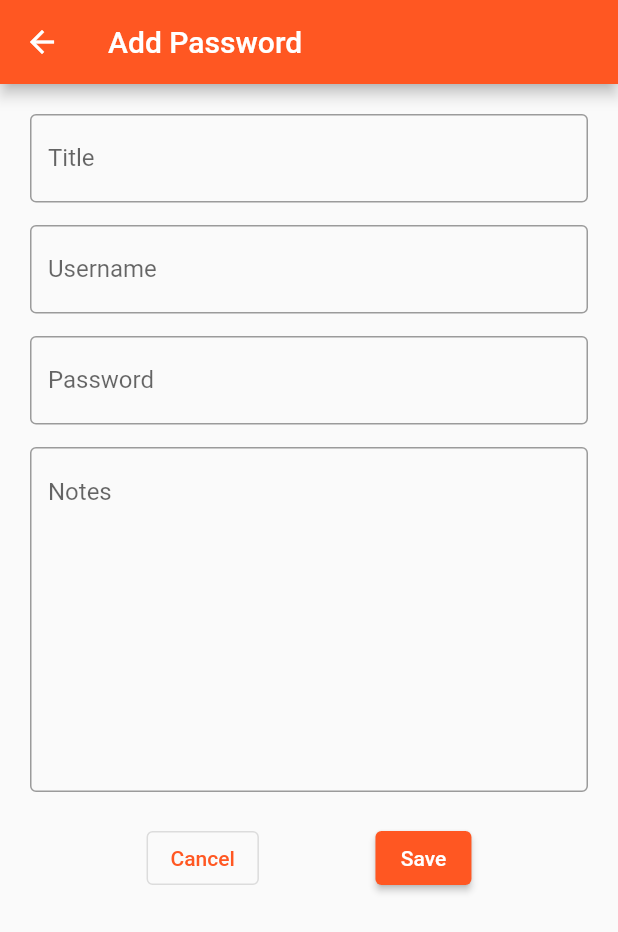
After one commit to subarnaPdl/password_manager_using_hive_and_bloc_flutter, a Flutter app: the AddPassScreen screen opened by its route, on a phone screen of 412 x 824 dp. The commit adds this screen. Shown: the top 932 px of the screen. Run offline on Flutter 3.47's test engine with Material 2 defaults, Android fonts, the phone set to English and light mode, and no system bars; our stand-ins replace bloc, flutter_bloc, flutter_secure_storage, hive, hive_flutter; missing offline and left inert: tutorial_coach_mark; accounts and stored records are empty.

Commit message:
addpass ui changed

```diff
--- a/lib/data/models/pass_model.dart
+++ b/lib/data/models/pass_model.dart
@@ -7,34 +7,39 @@ class PassModel extends HiveObject {
   @HiveField(0)
   final String id;
   @HiveField(1)
-  final String websiteName;
+  final String title;
   @HiveField(2)
   final String username;
   @HiveField(3)
   final String password;
+  @HiveField(4)
+  final String notes;
 
   PassModel({
     required this.id,
-    required this.websiteName,
+    required this.title,
     required this.username,
     required this.password,
+    required this.notes,
   });
 
   Map<String, dynamic> toJson() {
     return {
       'id': id,
-      'websiteName': websiteName,
+      'websiteName': title,
       'username': username,
       'password': password,
+      'notes': notes,
     };
   }
 
   factory PassModel.fromJson(Map<String, dynamic> json) {
     return PassModel(
       id: json['id'],
-      websiteName: json['website'],
+      title: json['website'],
       username: json['username'],
       password: json['password'],
+      notes: json['notes'],
     );
   }
 }
--- a/lib/presentation/routes/routes.dart
+++ b/lib/presentation/routes/routes.dart
@@ -1,7 +1,9 @@
 import 'package:flutter/material.dart';
+
+import 'package:password_manager/presentation/screens/addpass_screen.dart';
+import 'package:password_manager/presentation/screens/home_screen.dart';
 import 'package:password_manager/presentation/screens/login_screen.dart';
 import 'package:password_manager/presentation/screens/signup_screen.dart';
-import 'package:password_manager/presentation/screens/home_screen.dart';
 import 'package:password_manager/presentation/screens/splash_screen.dart';
 
 Route routes(RouteSettings settings) {
@@ -10,6 +12,8 @@ Route routes(RouteSettings settings) {
       return MaterialPageRoute(builder: (_) => const SplashScreen());
     case '/home':
       return MaterialPageRoute(builder: (_) => const HomeScreen());
+    case '/addPass':
+      return MaterialPageRoute(builder: (_) => const AddPassScreen());
     case '/login':
       return MaterialPageRoute(builder: (_) => LoginScreen());
     case '/signup':
--- /dev/null
+++ b/lib/presentation/screens/addpass_screen.dart
@@ -0,0 +1,128 @@
+import 'package:flutter/material.dart';
+import 'package:flutter_bloc/flutter_bloc.dart';
+import 'package:uuid/uuid.dart';
+import 'package:password_manager/data/models/pass_model.dart';
+import 'package:password_manager/logic/bloc/pass/pass_bloc.dart';
+
+class AddPassScreen extends StatefulWidget {
+  const AddPassScreen({Key? key}) : super(key: key);
+
+  @override
+  State<AddPassScreen> createState() => _AddPassScreenState();
+}
+
+class _AddPassScreenState extends State<AddPassScreen> {
+  final _nameTEC = TextEditingController();
+  final _userNameTEC = TextEditingController();
+  final _passwordTEC = TextEditingController();
+  final _notesTEC = TextEditingController();
+  Uuid uuid = const Uuid();
+
+  final _formKey = GlobalKey<FormState>();
+
+  @override
+  Widget build(BuildContext context) {
+    return Scaffold(
+      appBar: AppBar(
+        title: const Text("Add Password"),
+      ),
+      body: _bodyView(),
+    );
+  }
+
+  Widget _bodyView() {
+    return SingleChildScrollView(
+      child: Padding(
+        padding: const EdgeInsets.all(20),
+        child: Form(
+          key: _formKey,
+          child: Column(
+            mainAxisSize: MainAxisSize.min,
+            children: [
+              TextFormField(
+                autocorrect: false,
+                decoration: const InputDecoration(
+                  border: OutlineInputBorder(),
+                  labelText: "Title",
+                ),
+                validator: (_) =>
+                    _nameTEC.text.isEmpty ? "Title is required" : null,
+                controller: _nameTEC,
+              ),
+              const SizedBox(height: 15),
+
+              //
+              TextFormField(
+                autocorrect: false,
+                decoration: const InputDecoration(
+                  border: OutlineInputBorder(),
+                  labelText: "Username",
+                ),
+                controller: _userNameTEC,
+              ),
+              const SizedBox(height: 15),
+
+              //
+              TextFormField(
+                obscureText: true,
+                enableSuggestions: false,
+                autocorrect: false,
+                decoration: const InputDecoration(
+                  border: OutlineInputBorder(),
+                  labelText: "Password",
+                ),
+                validator: (_) =>
+                    _passwordTEC.text.isEmpty ? "Password is required" : null,
+                controller: _passwordTEC,
+              ),
+              const SizedBox(height: 15),
+
+              //
+              TextFormField(
+                enableSuggestions: false,
+                autocorrect: false,
+                maxLines: 10,
+                decoration: const InputDecoration(
+                  border: OutlineInputBorder(),
+                  alignLabelWithHint: true,
+                  labelText: "Notes",
+                ),
+                controller: _notesTEC,
+              ),
+              const SizedBox(height: 20),
+
+              //
+              Row(
+                mainAxisAlignment: MainAxisAlignment.spaceEvenly,
+                children: [
+                  OutlinedButton(
+                      onPressed: () => Navigator.pop(context),
+                      child: const Text("Cancel")),
+                  ElevatedButton(
+                    onPressed: () {
+                      final isValidForm = _formKey.currentState!.validate();
+
+                      if (isValidForm) {
+                        context.read<PassBloc>().add(PassAddEvent(
+                              pass: PassModel(
+                                id: uuid.v4(),
+                                title: _nameTEC.text,
+                                username: _userNameTEC.text,
+                                password: _passwordTEC.text,
+                                notes: _notesTEC.text,
+                              ),
+                            ));
+                        Navigator.pop(context);
+                      }
+                    },
+                    child: const Text('Save'),
+                  ),
+                ],
+              ),
+            ],
+          ),
+        ),
+      ),
+    );
+  }
+}
--- a/lib/presentation/widgets/sidemenu.dart
+++ b/lib/presentation/widgets/sidemenu.dart
@@ -11,9 +11,8 @@ class SideMenu extends StatefulWidget {
 class _SideMenuState extends State<SideMenu> {
   @override
   Widget build(BuildContext context) {
-    return Drawer(
-      child: Container(
-        padding: const EdgeInsets.only(top: 30),
+    return SafeArea(
+      child: Drawer(
         child: Column(
           children: [
             // Header
```
Also changed, not shown: lib/presentation/screens/home_screen.dart (+3 -8 lines), lib/presentation/widgets/addpass.dart (deleted, +0 -94 lines), lib/data/models/pass_model.g.dart.
